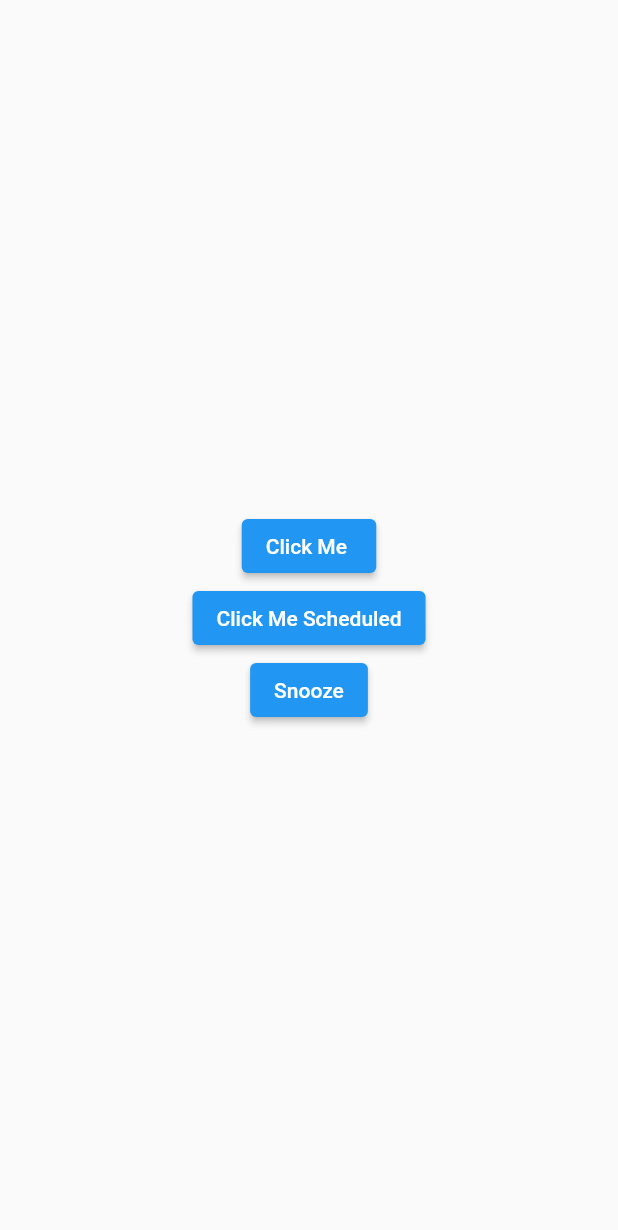
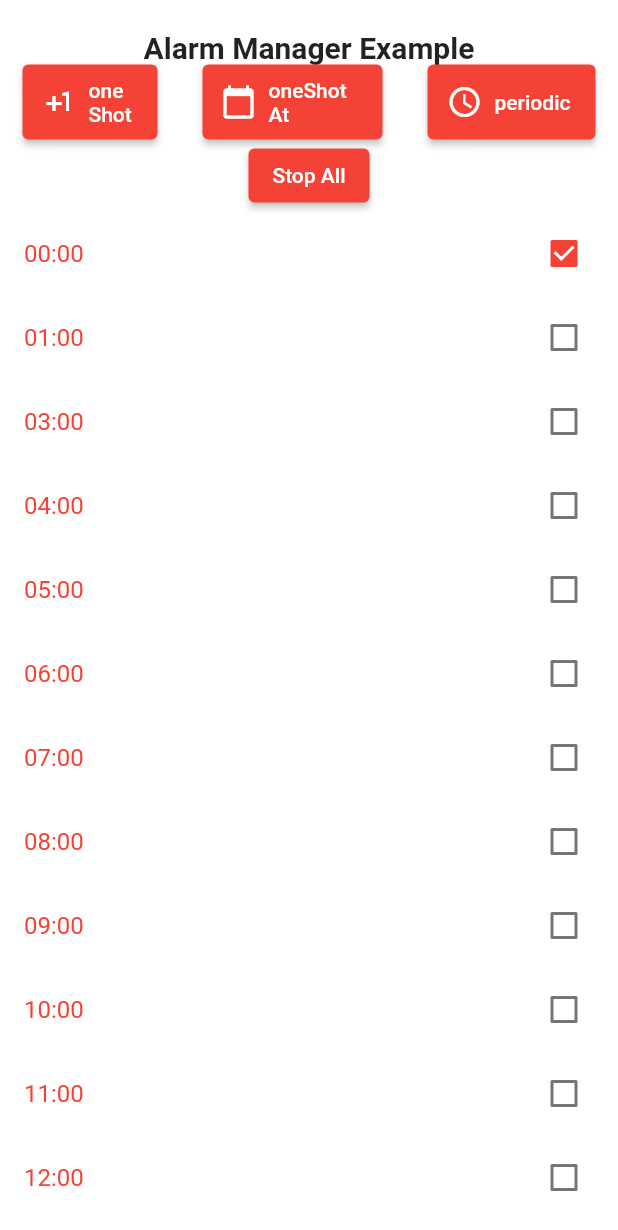
Before and after one commit to sachin-rai1/flutter_localnotification, a Flutter app: the screen it shows after launch, on a phone screen of 412 x 824 dp. Shown: the top 1230 px of the screen. Run offline on Flutter 3.47's test engine with Material 2 defaults, Android fonts, the phone set to English and light mode, and no system bars; our stand-ins replace flutter_local_notifications, shared_preferences, timezone, vibration; missing offline and left inert: android_alarm_manager_plus.

Commit message:
Alarm Clock Fixed

```diff
--- /dev/null
+++ b/lib/Constant.dart
@@ -0,0 +1,8 @@
+const String appName = "Alarm Manager Example";
+const String durationSeconds = "Seconds";
+const String durationMinutes = "Minutes";
+const String durationHours = "Hours";
+
+const String oneShotAlarm = "oneShot";
+const String oneShotAtAlarm = "oneShotAt";
+const String periodicAlarm = "periodic";
--- a/lib/NotificationService.dart
+++ b/lib/NotificationService.dart
@@ -1,6 +1,4 @@
 import 'dart:typed_data';
-
-import 'package:awesome_notifications/awesome_notifications.dart';
 import 'package:flutter/material.dart';
 import 'package:flutter_local_notifications/flutter_local_notifications.dart';
 import 'package:timezone/data/latest.dart' as tz;
@@ -23,14 +21,15 @@ class NotificationService {
     enableLights: true,
     color: Colors.green,
     playSound: true,
+    sound: const RawResourceAndroidNotificationSound('tumanmerijaanlovehindi'),
     priority: Priority.high,
     vibrationPattern:
-        Int64List.fromList([0, 1000, 200, 200, 200, 200, 200, 200]),
+        Int64List.fromList([0, 1000, 200, 1000, 200, 1000, 200, 1000]),
     category: AndroidNotificationCategory.alarm,
     importance: Importance.max,
     actions: [
-      AndroidNotificationAction("1", "Mark As Read"),
-      AndroidNotificationAction("2", "Open"),
+      const AndroidNotificationAction("1", "Mark As Read"),
+      const AndroidNotificationAction("2", "Open"),
     ],
   ));
 
@@ -63,8 +62,8 @@ class NotificationService {
   showNotification() async {
     await flutterLocalNotificationsPlugin.show(
         0,
-        "A Notification From My Application",
-        "This notification was sent using Flutter Local Notifications Package",
+        "Your Timer is Up",
+        "Wake Up",
         platformChannelSpecificsconst,
         payload: "data");
   }
--- /dev/null
+++ b/lib/alarmManager.dart
@@ -0,0 +1,300 @@
+import 'package:flutter/foundation.dart';
+import 'package:flutter/material.dart';
+import 'package:android_alarm_manager_plus/android_alarm_manager_plus.dart';
+import 'package:flutter/services.dart';
+import 'package:flutter_localnotification/NotificationService.dart';
+import 'package:vibration/vibration.dart';
+import 'Constant.dart';
+
+class AlarmManager extends StatefulWidget {
+  const AlarmManager({Key? key}) : super(key: key);
+
+  @override
+  State<AlarmManager> createState() => _AlarmManager();
+}
+
+class _AlarmManager extends State<AlarmManager> {
+  final int _oneShotTaskId = 1;
+  final int _oneShotAtTaskId = 2;
+  final int _periodicTaskId = 3;
+
+  List timings = [
+    '00:00',
+    '01:00',
+    '03:00',
+    '04:00',
+    '05:00',
+    '06:00',
+    '07:00',
+    '08:00',
+    '09:00',
+    '10:00',
+    '11:00',
+    '12:00',
+    '13:00',
+    '14:00',
+    '15:00',
+    '16:00',
+    '17:00',
+    '18:00',
+    '19:00'
+  ];
+
+  static void _oneShotTaskCallback() {
+    print("One Shot Task Running");
+    // Vibration.vibrate(pattern: [500, 10000, 500, 20000], intensities: [5, 255]);
+    NotificationService().showNotification();
+  }
+
+  static void _oneShotAtTaskCallback() {
+    print("One Shot At Task Running");
+  }
+
+  static void _periodicTaskCallback() {
+    print("Periodic Task Running");
+    Vibration.vibrate(pattern: [500, 1000, 500, 2000], intensities: [5, 255]);
+  }
+
+  void _scheduleOneShotAlarm(bool isTimed) async {
+    if (isTimed) {
+      DateTime chosenDate = await _chooseDate();
+      await AndroidAlarmManager.oneShotAt(
+          chosenDate, _oneShotAtTaskId, _oneShotAtTaskCallback);
+    } else {
+      Duration duration = await _chooseDuration();
+      await AndroidAlarmManager.oneShot(
+          duration, _oneShotTaskId, _oneShotTaskCallback);
+    }
+  }
+
+  void _schedulePeriodicAlarm() async {
+    Duration duration = await _chooseDuration();
+    await AndroidAlarmManager.periodic(
+        duration, _periodicTaskId, _periodicTaskCallback);
+  }
+
+  Future<Duration> _chooseDuration() async {
+    String duration = "";
+    String durationString = durationSeconds;
+    AlertDialog alert = AlertDialog(
+      title: const Text("Enter a number for the duration"),
+      content: StatefulBuilder(
+        builder: (BuildContext context, StateSetter setState) {
+          return Column(
+            mainAxisAlignment: MainAxisAlignment.center,
+            children: [
+              Expanded(
+                child: RadioListTile(
+                    title: const Text(durationSeconds),
+                    value: durationSeconds,
+                    groupValue: durationString,
+                    onChanged: (String? value) {
+                      if (value != null) {
+                        setState(() => durationString = value);
+                      }
+                    }),
+              ),
+              Expanded(
+                child: RadioListTile(
+                    title: const Text(durationMinutes),
+                    value: durationMinutes,
+                    groupValue: durationString,
+                    onChanged: (String? value) {
+                      if (value != null) {
+                        setState(() => durationString = value);
+                      }
+                    }),
+              ),
+              Expanded(
+                child: RadioListTile(
+                    title: const Text(durationHours),
+                    value: durationHours,
+                    groupValue: durationString,
+                    onChanged: (String? value) {
+                      if (value != null) {
+                        setState(() => durationString = value);
+                      }
+                    }),
+              ),
+              Row(
+                mainAxisAlignment: MainAxisAlignment.center,
+                children: [
+                  Expanded(
+                    child: TextField(
+                      maxLines: 1,
+                      keyboardType: TextInputType.number,
+                      inputFormatters: [FilteringTextInputFormatter.digitsOnly],
+                      onChanged: (String text) {
+                        duration = text;
+                      },
+                    ),
+                  ),
+                ],
+              ),
+            ],
+          );
+        },
+      ),
+      actions: [
+        TextButton(
+          onPressed: () {
+            Navigator.of(context).pop(duration);
+          },
+          child: const Text("Ok"),
+        ),
+        TextButton(
+          onPressed: () {
+            Navigator.of(context).pop();
+          },
+          child: const Text("Cancel"),
+        )
+      ],
+    );
+
+    String? enteredText = await showDialog(
+        context: context,
+        builder: (context) {
+          return alert;
+        });
+
+    if (enteredText != null) {
+      int time = int.parse(enteredText);
+      if (durationString == durationSeconds) {
+        return Duration(seconds: time);
+      } else if (durationString == durationMinutes) {
+        return Duration(minutes: time);
+      } else {
+        return Duration(hours: time);
+      }
+    }
+    return const Duration(seconds: 0);
+  }
+
+  Future<DateTime> _chooseDate() async {
+    DateTime? chosenDate = await showDatePicker(
+        context: context,
+        initialDate: DateTime.now(),
+        firstDate: DateTime(2022, 7),
+        lastDate: DateTime(2101));
+
+    if (chosenDate != null) {
+      print(chosenDate);
+      return chosenDate;
+    }
+
+    return DateTime.now();
+  }
+
+  @override
+  Widget build(BuildContext context) {
+    Map<String, bool> values = {
+      '00:00': true,
+      '01:00': false,
+      '03:00': false,
+      '04:00': false,
+      '05:00': false,
+      '06:00': false,
+      '07:00': false,
+      '08:00': false,
+      '09:00': false,
+      '10:00': false,
+      '11:00': false,
+      '12:00': false,
+      '13:00': false,
+      '14:35:00': false,
+      '15:00': false,
+      '16:00': false,
+      '17:00': false,
+      '18:00': false,
+      '19:00': false,
+    };
+
+    return SafeArea(
+      child: Scaffold(
+        backgroundColor: Colors.white,
+        body: Center(
+          child: Padding(
+            padding: const EdgeInsets.only(top: 20),
+            child: Column(
+              mainAxisAlignment: MainAxisAlignment.spaceEvenly,
+              children: <Widget>[
+                const Text(
+                  appName,
+                  style: TextStyle(fontWeight: FontWeight.bold, fontSize: 20.0),
+                ),
+                Row(
+                  mainAxisAlignment: MainAxisAlignment.spaceBetween,
+                  children: [
+                    Container(
+                      margin: const EdgeInsets.only(left: 15),
+                      child: SizedBox(
+                        width: 90,
+                        height: 50,
+                        child: ElevatedButton.icon(
+                            onPressed: () {
+                              _scheduleOneShotAlarm(false);
+                            },
+                            icon: const Icon(Icons.plus_one),
+                            label: const Text(oneShotAlarm)),
+                      ),
+                    ),
+                    SizedBox(
+                      width: 120,
+                      height: 50,
+                      child: ElevatedButton.icon(
+                          onPressed: () {
+                            _scheduleOneShotAlarm(true);
+                          },
+                          icon: const Icon(Icons.calendar_today),
+                          label: const Text(oneShotAtAlarm)),
+                    ),
+                    Container(
+                      margin: const EdgeInsets.only(right: 15),
+                      child: SizedBox(
+                        width: 112,
+                        height: 50,
+                        child: ElevatedButton.icon(
+                            onPressed: _schedulePeriodicAlarm,
+                            icon: const Icon(Icons.watch_later_outlined),
+                            label: const Text(periodicAlarm)),
+                      ),
+                    ),
+                  ],
+                ),
+                ElevatedButton(
+                    onPressed: () {
+                      AndroidAlarmManager.cancel(1);
+                      AndroidAlarmManager.cancel(2);
+                      AndroidAlarmManager.cancel(3);
+                      if (kDebugMode) {
+                        print("All Alarm Cancelled");
+                      }
+                    },
+                    child: const Text("Stop All")),
+                Expanded(
+                  child: ListView(
+                      children: values.keys.map((String key) {
+                    return StatefulBuilder(
+                        builder: (BuildContext context, StateSetter setState) {
+                      return CheckboxListTile(
+                        activeColor: Colors.red,
+                        selected: true,
+                        title: Text(key),
+                        value: values[key],
+                        onChanged: (value) async {
+                          setState(() {
+                            values[key] = value!;
+                          });
+                        },
+                      );
+                    });
+                  }).toList()),
+                ),
+              ],
+            ),
+          ),
+        ),
+      ),
+    );
+  }
+}
--- a/lib/main.dart
+++ b/lib/main.dart
@@ -1,10 +1,12 @@
 import 'dart:ui';
 
+import 'package:android_alarm_manager_plus/android_alarm_manager_plus.dart';
 import 'package:flutter/material.dart';
 import 'package:flutter_localnotification/AlarmClock.dart';
 import 'package:shared_preferences/shared_preferences.dart';
 
 import 'NotificationService.dart';
+import 'alarmManager.dart';
 
 Future<void> main() async {
   WidgetsFlutterBinding.ensureInitialized();
@@ -17,6 +19,8 @@ Future<void> main() async {
     await prefs!.setInt(countKey, 0);
   }
   await NotificationService().init(); // <----
+
+  await AndroidAlarmManager.initialize();
   runApp(const MyApp());
 }
 
@@ -28,9 +32,9 @@ class MyApp extends StatelessWidget {
     return MaterialApp(
       title: 'Flutter Demo',
       theme: ThemeData(
-        primarySwatch: Colors.blue,
+        primarySwatch: Colors.red,
       ),
-      home: const Homepage(),
+      home: const AlarmManager(),
     );
   }
 }
--- a/pubspec.yaml
+++ b/pubspec.yaml
@@ -42,6 +42,8 @@ dependencies:
   flutter_alarm_clock: ^0.0.2
   android_alarm_manager_plus: ^2.1.0
   shared_preferences: ^2.0.15
+  vibration: ^1.7.6
+  multi_select_flutter: ^4.1.3
 
 dev_dependencies:
   flutter_test:
```
Also changed, not shown: pubspec.lock, 2 other files.
